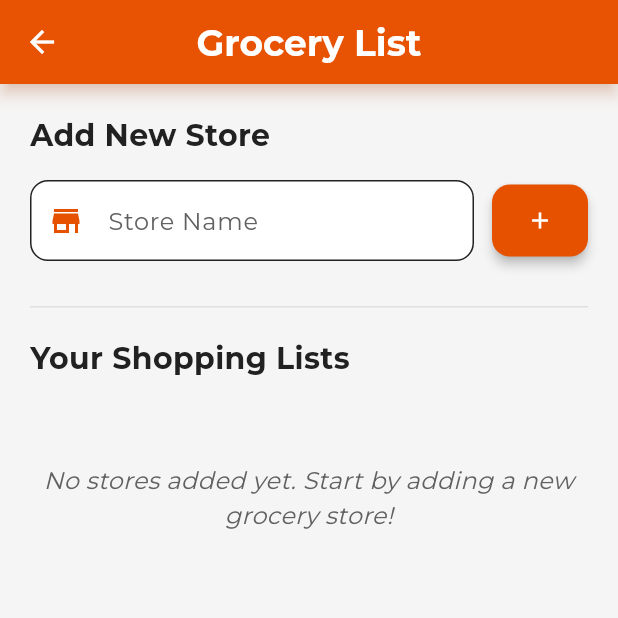
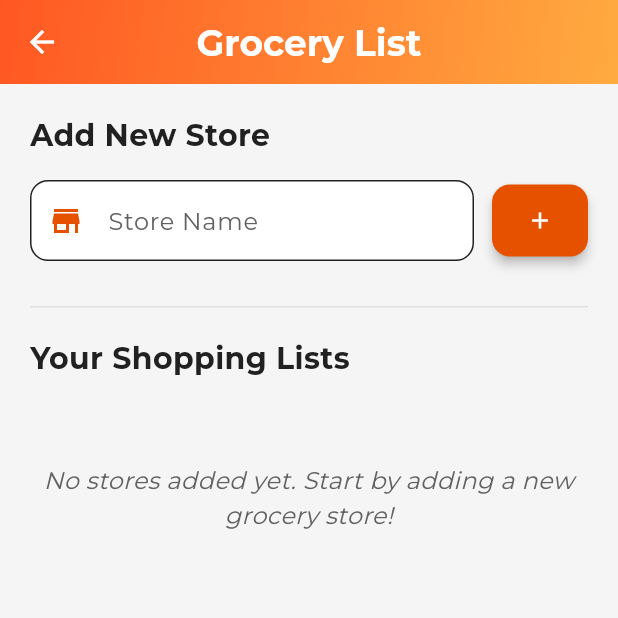
Before and after one commit to camy0330/Dappr, a Flutter app: the ShoppingListPage screen opened directly, on a phone screen of 412 x 824 dp, the top half of it. Run offline on Flutter 3.47's test engine with Material 3 defaults, Android fonts, the phone set to English and light mode, and no system bars; our stand-ins replace audioplayers, logger, lottie, shared_preferences, table_calendar; accounts and stored records are empty.

Commit message:
change gradient appbar

```diff
--- a/lib/pages/shopping_list_page.dart
+++ b/lib/pages/shopping_list_page.dart
@@ -55,11 +55,23 @@ class _ShoppingListPageState extends State<ShoppingListPage> {
             fontSize: 24,
           ),
         ),
-        backgroundColor: primaryOrange,
         centerTitle: true,
         elevation: 4,
-        // ignore: deprecated_member_use
-        shadowColor: primaryOrange.withOpacity(0.4),
+        // Ensure icons are white for better visibility on the gradient
+        iconTheme: const IconThemeData(color: Colors.white),
+        // Add flexibleSpace for the gradient
+        flexibleSpace: Container(
+          decoration: const BoxDecoration(
+            gradient: LinearGradient(
+              colors: [
+                Colors.deepOrange,
+                Colors.orangeAccent
+              ], // Your desired gradient colors
+              begin: Alignment.topLeft, // Start of the gradient
+              end: Alignment.bottomRight, // End of the gradient
+            ),
+          ),
+        ),
       ),
       body: SingleChildScrollView(
         padding: const EdgeInsets.all(20.0),
```
